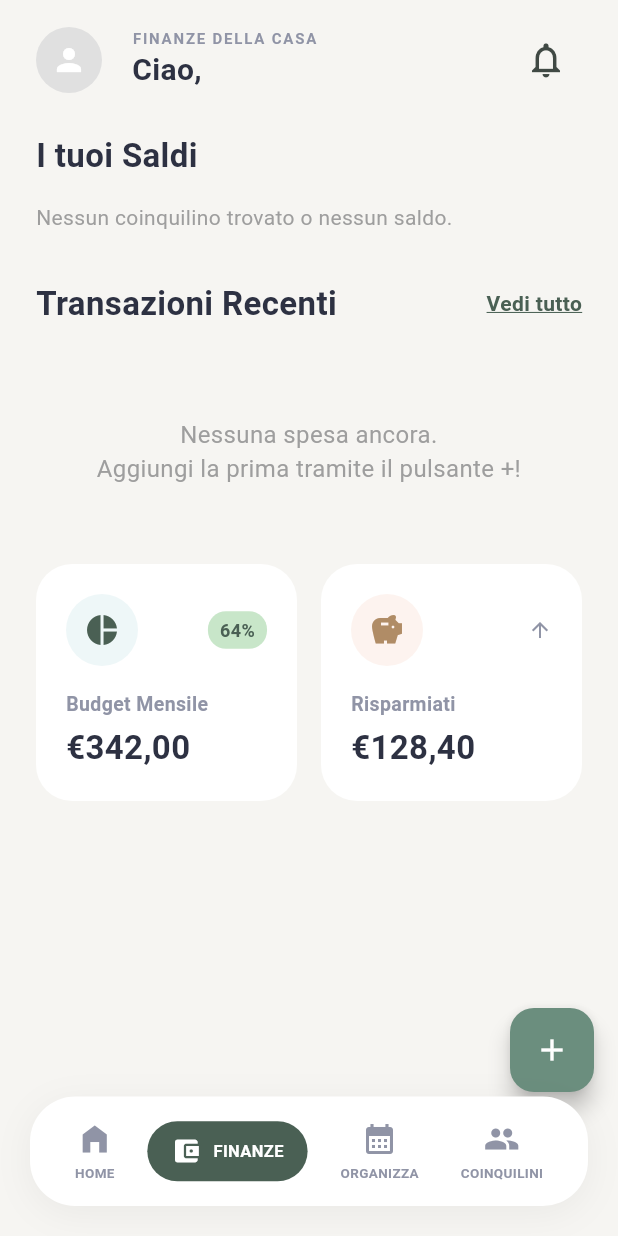
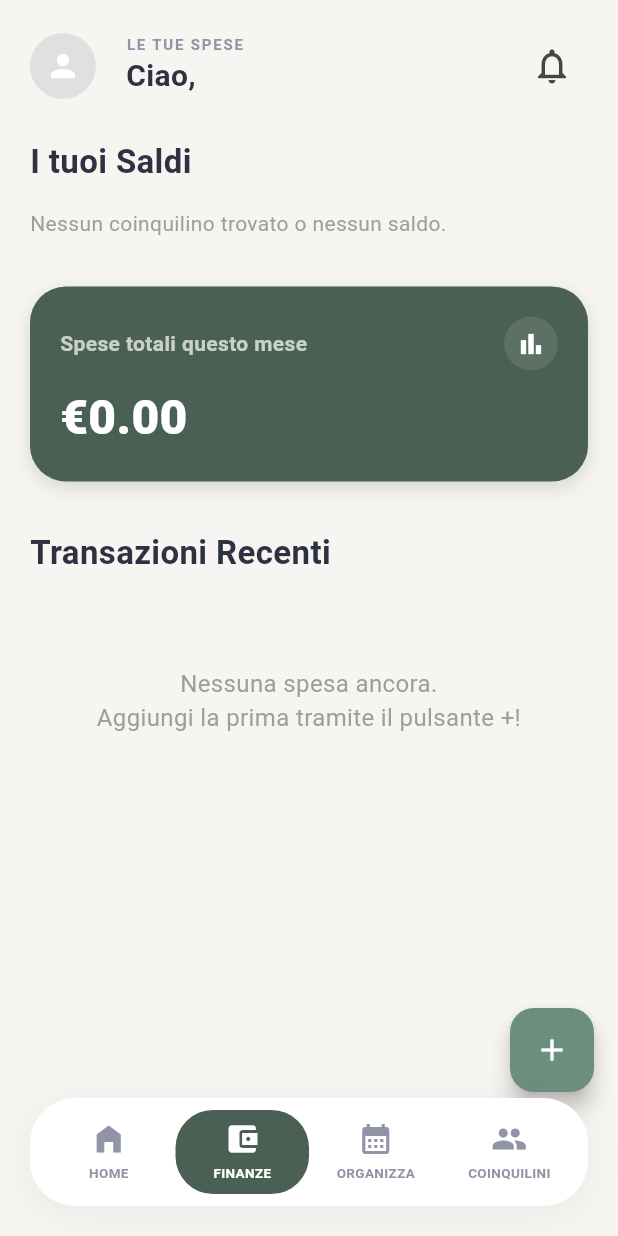
Before and after one commit to The-Debuggers-6-0/HomeMate, a Flutter app: the MainLayout screen opened directly, item 2 of the bottom bar chosen, on a phone screen of 412 x 824 dp. Run offline on Flutter 3.47's test engine with Material 3 defaults, Android fonts, the phone set to English and light mode, and no system bars; our stand-ins replace cloud_firestore, firebase_auth, firebase_core, freezed_annotation, google_sign_in, image_picker; accounts and stored records are empty.

Commit message:
modifica alla nav bar e fix finanze

```diff
--- a/lib/ui/core/ui/custom_bottom_nav_bar.dart
+++ b/lib/ui/core/ui/custom_bottom_nav_bar.dart
@@ -1,11 +1,7 @@
 import 'package:flutter/material.dart';
 import '../themes/app_colors.dart';
 
-/// Bottom navigation bar animata flottante, riutilizzabile in tutte le schermate.
-///
-/// Parametri:
-/// - [currentIndex]: l'indice della tab attualmente selezionata.
-/// - [onTap]: callback invocata quando l'utente preme una tab.
+/// Bottom navigation bar con indicatore a scorrimento orizzontale.
 class CustomBottomNavBar extends StatelessWidget {
   final int currentIndex;
   final ValueChanged<int> onTap;
@@ -22,10 +18,8 @@ class CustomBottomNavBar extends StatelessWidget {
       left: 20,
       right: 20,
       bottom: 20,
-      child: AnimatedContainer(
-        duration: const Duration(milliseconds: 400),
-        curve: Curves.easeOutQuint,
-        padding: const EdgeInsets.symmetric(horizontal: 16, vertical: 12),
+      child: Container(
+        padding: const EdgeInsets.symmetric(horizontal: 8, vertical: 8),
         decoration: BoxDecoration(
           color: Colors.white,
           borderRadius: BorderRadius.circular(30),
@@ -37,20 +31,48 @@ class CustomBottomNavBar extends StatelessWidget {
             ),
           ],
         ),
-        child: Row(
+        child: LayoutBuilder(
+          builder: (context, constraints) {
+            // Calcoliamo la larghezza esatta di ciascun elemento dividendo lo spazio per 4
+            final double itemWidth = constraints.maxWidth / 4;
+
+            return Stack(
+              children: [
+                // 1. Lo sfondo verde che scivola a destra e sinistra
+                AnimatedPositioned(
+                  duration: const Duration(milliseconds: 300),
+                  curve: Curves.easeOutCubic,
+                  left: currentIndex * itemWidth,
+                  top: 0,
+                  bottom: 0,
+                  child: Container(
+                    width: itemWidth,
+                    decoration: BoxDecoration(
+                      color: AppColors.primaryDark,
+                      borderRadius: BorderRadius.circular(25),
+                    ),
+                  ),
+                ),
+
+                // 2. Le icone e il testo sopra lo sfondo
+                Row(
                   mainAxisAlignment: MainAxisAlignment.spaceAround,
                   children: [
-            _buildNavItem(0, Icons.home_filled, 'HOME'),
-            _buildNavItem(1, Icons.account_balance_wallet, 'FINANZE'),
-            _buildNavItem(2, Icons.calendar_month, 'ORGANIZZA'),
-            _buildNavItem(3, Icons.people, 'COINQUILINI'),
+                    _buildNavItem(0, Icons.home_filled, 'HOME', itemWidth),
+                    _buildNavItem(1, Icons.account_balance_wallet, 'FINANZE', itemWidth),
+                    _buildNavItem(2, Icons.calendar_month, 'ORGANIZZA', itemWidth),
+                    _buildNavItem(3, Icons.people, 'COINQUILINI', itemWidth),
                   ],
+                ),
+              ],
+            );
+          },
         ),
       ),
     );
   }
 
-  Widget _buildNavItem(int index, IconData icon, String label) {
+  Widget _buildNavItem(int index, IconData icon, String label, double width) {
     final isSelected = currentIndex == index;
 
     return GestureDetector(
@@ -60,49 +82,22 @@ class CustomBottomNavBar extends StatelessWidget {
         }
       },
       behavior: HitTestBehavior.opaque,
-      child: AnimatedContainer(
-        duration: const Duration(milliseconds: 300),
-        curve: Curves.easeOutQuint,
-        padding: EdgeInsets.symmetric(
-          horizontal: isSelected ? 16.0 : 6.0,
-          vertical: isSelected ? 10.0 : 4.0,
+      child: SizedBox(
+        width: width,
+        height: 56, // Altezza fissa per mantenere stabilità
+        child: Column(
+          mainAxisAlignment: MainAxisAlignment.center,
+          children: [
+            Icon(
+              icon,
+              color: isSelected ? Colors.white : AppColors.textSecondary,
+              size: 24,
             ),
-        decoration: BoxDecoration(
-          color: isSelected ? AppColors.primaryDark : Colors.transparent,
-          borderRadius: BorderRadius.circular(20),
-        ),
-        child: AnimatedSize(
-          duration: const Duration(milliseconds: 300),
-          curve: Curves.easeOutQuint,
-          child: AnimatedSwitcher(
-            duration: const Duration(milliseconds: 200),
-            child: isSelected
-                ? Row(
-                    key: const ValueKey("selected"),
-                    mainAxisSize: MainAxisSize.min,
-                    children: [
-                      Icon(icon, color: Colors.white, size: 20),
-                      const SizedBox(width: 8),
-                      Text(
-                        label,
-                        style: const TextStyle(
-                          color: Colors.white,
-                          fontWeight: FontWeight.bold,
-                          fontSize: 11,
-                        ),
-                      ),
-                    ],
-                  )
-                : Column(
-                    key: const ValueKey("unselected"),
-                    mainAxisSize: MainAxisSize.min,
-                    children: [
-                      Icon(icon, color: AppColors.textSecondary, size: 24),
             const SizedBox(height: 4),
             Text(
               label,
-                        style: const TextStyle(
-                          color: AppColors.textSecondary,
+              style: TextStyle(
+                color: isSelected ? Colors.white : AppColors.textSecondary,
                 fontSize: 9,
                 fontWeight: FontWeight.bold,
               ),
@@ -110,8 +105,6 @@ class CustomBottomNavBar extends StatelessWidget {
           ],
         ),
       ),
-        ),
-      ),
     );
   }
 }
--- a/lib/ui/finanze/view_model/finanze_view_model.dart
+++ b/lib/ui/finanze/view_model/finanze_view_model.dart
@@ -175,9 +175,30 @@ class FinanzeViewModel extends ChangeNotifier {
   // --- Getters per la UI ---
   bool get isLoading => _isLoading;
 
-  String get budgetAmount => '€342,00';
-  String get budgetPercentage => '64%';
-  String get savingsAmount => '€128,40';
+  // --- Totale Spese Mese Corrente ---
+  String get currentMonthExpenses {
+    final currentUid = authRepository.currentFirebaseUser?.uid;
+    if (currentUid == null) return '€0.00';
+
+    final now = DateTime.now();
+    double total = 0.0;
+
+    for (var t in _appTransactions) {
+      if (t.type == 'expense' && t.date.year == now.year && t.date.month == now.month) {
+        if (t.customShares != null && t.customShares!.isNotEmpty) {
+           if (t.customShares!.containsKey(currentUid)) {
+             total += t.customShares![currentUid]!;
+           }
+        } else {
+           final involved = t.involvedUsers ?? _roommates.map((e) => e.uid).toList();
+           if (involved.contains(currentUid)) {
+             total += t.amount / involved.length;
+           }
+        }
+      }
+    }
+    return '€${total.toStringAsFixed(2)}';
+  }
 
   // Ritorna gli altri coinquilini
   List<AppUser> get roommates => _roommates.where((r) => r.uid != authRepository.currentFirebaseUser?.uid).toList();
--- a/lib/ui/finanze/widgets/finanze_screen.dart
+++ b/lib/ui/finanze/widgets/finanze_screen.dart
@@ -7,8 +7,15 @@ import 'settle_debt_screen.dart';
 import '../../core/ui/custom_user_header.dart';
 
 /// Schermata Finanze. View pura che legge i dati da [FinanzeViewModel].
-class FinanzeScreen extends StatelessWidget {
+class FinanzeScreen extends StatefulWidget {
   const FinanzeScreen({super.key});
+
+  @override
+  State<FinanzeScreen> createState() => _FinanzeScreenState();
+}
+
+class _FinanzeScreenState extends State<FinanzeScreen> {
+  bool _showAllTransactions = false;
 
   @override
   Widget build(BuildContext context) {
@@ -32,14 +39,13 @@ class FinanzeScreen extends StatelessWidget {
       body: SafeArea(
         child: SingleChildScrollView(
           child: Padding(
-            padding:
-                const EdgeInsets.symmetric(horizontal: 24.0, vertical: 16.0),
+            padding: const EdgeInsets.all(20.0),
             child: Column(
               crossAxisAlignment: CrossAxisAlignment.start,
               children: [
                 // --- HEADER ---
                 const CustomUserHeader(
-                  greetingText: 'FINANZE DELLA CASA',
+                  greetingText: 'LE TUE SPESE',
                 ),
                 const SizedBox(height: 24),
 
@@ -131,6 +137,59 @@ class FinanzeScreen extends StatelessWidget {
                   }),
                 const SizedBox(height: 32),
 
+                // --- SPESE TOTALI MESE ---
+                Container(
+                  width: double.infinity,
+                  padding: const EdgeInsets.all(20),
+                  decoration: BoxDecoration(
+                    color: AppColors.primaryDark,
+                    borderRadius: BorderRadius.circular(24),
+                    boxShadow: [
+                      BoxShadow(
+                        color: AppColors.primaryDark.withValues(alpha: 0.2),
+                        blurRadius: 10,
+                        offset: const Offset(0, 4),
+                      ),
+                    ],
+                  ),
+                  child: Column(
+                    crossAxisAlignment: CrossAxisAlignment.start,
+                    children: [
+                      Row(
+                        mainAxisAlignment: MainAxisAlignment.spaceBetween,
+                        children: [
+                          const Text(
+                            'Spese totali questo mese',
+                            style: TextStyle(
+                              color: Colors.white70,
+                              fontSize: 14,
+                              fontWeight: FontWeight.bold,
+                            ),
+                          ),
+                          Container(
+                            padding: const EdgeInsets.all(8),
+                            decoration: BoxDecoration(
+                              color: Colors.white.withValues(alpha: 0.1),
+                              shape: BoxShape.circle,
+                            ),
+                            child: const Icon(Icons.bar_chart, color: Colors.white, size: 20),
+                          ),
+                        ],
+                      ),
+                      const SizedBox(height: 8),
+                      Text(
+                        viewModel.currentMonthExpenses,
+                        style: const TextStyle(
+                          color: Colors.white,
+                          fontSize: 32,
+                          fontWeight: FontWeight.w900,
+                        ),
+                      ),
+                    ],
+                  ),
+                ),
+                const SizedBox(height: 32),
+
                 // --- TRANSAZIONI RECENTI ---
                 Row(
                   mainAxisAlignment: MainAxisAlignment.spaceBetween,
@@ -141,16 +200,6 @@ class FinanzeScreen extends StatelessWidget {
                         color: AppColors.textPrimary,
                         fontSize: 22,
                         fontWeight: FontWeight.bold,
-                      ),
-                    ),
-                    Text(
-                      'Vedi tutto',
-                      style: TextStyle(
-                        color: AppColors.primaryDark,
-                        fontSize: 14,
-                        fontWeight: FontWeight.bold,
-                        decoration: TextDecoration.underline,
-                        decorationColor: AppColors.primaryDark,
                       ),
                     ),
                   ],
@@ -174,8 +223,10 @@ class FinanzeScreen extends StatelessWidget {
                       ),
                     ),
                   )
-                else
-                  ...viewModel.transactions.map((t) => Padding(
+                else ...[
+                  ...viewModel.transactions
+                      .take(_showAllTransactions ? viewModel.transactions.length : 5)
+                      .map((t) => Padding(
                             padding: const EdgeInsets.only(bottom: 20),
                             child: _buildTransactionItem(
                               t.title,
@@ -188,124 +239,48 @@ class FinanzeScreen extends StatelessWidget {
                             ),
                           )),
 
-                const SizedBox(height: 12),
+                  if (viewModel.transactions.length > 5 && !_showAllTransactions)
+                    Center(
+                      child: TextButton.icon(
+                        onPressed: () {
+                          setState(() {
+                            _showAllTransactions = true;
+                          });
+                        },
+                        icon: const Icon(Icons.expand_more, color: AppColors.primaryGreen),
+                        label: const Text(
+                          'Visualizza tutte',
+                          style: TextStyle(
+                            color: AppColors.primaryGreen,
+                            fontWeight: FontWeight.bold,
+                          ),
+                        ),
+                      ),
+                    ),
 
-                // --- WIDGET BUDGET & RISPARMIATI ---
-                Row(
-                  children: [
-                    Expanded(
-                      child: Container(
-                        padding: const EdgeInsets.all(20),
-                        decoration: BoxDecoration(
-                          color: AppColors.cardBackground,
-                          borderRadius: BorderRadius.circular(24),
+                  if (_showAllTransactions && viewModel.transactions.length > 5)
+                    Center(
+                      child: TextButton.icon(
+                        onPressed: () {
+                          setState(() {
+                            _showAllTransactions = false;
+                          });
+                        },
+                        icon: const Icon(Icons.expand_less, color: AppColors.primaryGreen),
+                        label: const Text(
+                          'Mostra meno',
+                          style: TextStyle(
+                            color: AppColors.primaryGreen,
+                            fontWeight: FontWeight.bold,
                           ),
-                        child: Column(
-                          crossAxisAlignment: CrossAxisAlignment.start,
-                          children: [
-                            Row(
-                              mainAxisAlignment: MainAxisAlignment.spaceBetween,
-                              children: [
-                                Container(
-                                  padding: const EdgeInsets.all(12),
-                                  decoration: const BoxDecoration(
-                                    color: AppColors.iconBgBlue,
-                                    shape: BoxShape.circle,
-                                  ),
-                                  child: const Icon(Icons.pie_chart,
-                                      color: AppColors.primaryDark),
-                                ),
-                                Container(
-                                  padding: const EdgeInsets.symmetric(
-                                      horizontal: 8, vertical: 4),
-                                  decoration: BoxDecoration(
-                                    color: AppColors.lightGreen,
-                                    borderRadius: BorderRadius.circular(12),
-                                  ),
-                                  child: Text(
-                                    viewModel.budgetPercentage,
-                                    style: const TextStyle(
-                                      color: AppColors.primaryDark,
-                                      fontWeight: FontWeight.bold,
-                                      fontSize: 12,
                         ),
                       ),
                     ),
                 ],
-                            ),
-                            const SizedBox(height: 16),
-                            const Text(
-                              'Budget Mensile',
-                              style: TextStyle(
-                                color: AppColors.textSecondary,
-                                fontSize: 13,
-                                fontWeight: FontWeight.bold,
-                              ),
-                            ),
-                            const SizedBox(height: 4),
-                            Text(
-                              viewModel.budgetAmount,
-                              style: const TextStyle(
-                                color: AppColors.textPrimary,
-                                fontSize: 22,
-                                fontWeight: FontWeight.bold,
-                              ),
-                            ),
-                          ],
-                        ),
-                      ),
-                    ),
-                    const SizedBox(width: 16),
-                    Expanded(
-                      child: Container(
-                        padding: const EdgeInsets.all(20),
-                        decoration: BoxDecoration(
-                          color: AppColors.cardBackground,
-                          borderRadius: BorderRadius.circular(24),
-                        ),
-                        child: Column(
-                          crossAxisAlignment: CrossAxisAlignment.start,
-                          children: [
-                            Row(
-                              mainAxisAlignment: MainAxisAlignment.spaceBetween,
-                              children: [
-                                Container(
-                                  padding: const EdgeInsets.all(12),
-                                  decoration: const BoxDecoration(
-                                    color: AppColors.iconBgBeige,
-                                    shape: BoxShape.circle,
-                                  ),
-                                  child: const Icon(Icons.savings,
-                                      color: AppColors.progressBrown),
-                                ),
-                                const Icon(Icons.arrow_upward,
-                                    color: AppColors.textSecondary, size: 16),
-                              ],
-                            ),
-                            const SizedBox(height: 16),
-                            const Text(
-                              'Risparmiati',
-                              style: TextStyle(
-                                color: AppColors.textSecondary,
-                                fontSize: 13,
-                                fontWeight: FontWeight.bold,
-                              ),
-                            ),
-                            const SizedBox(height: 4),
-                            Text(
-                              viewModel.savingsAmount,
-                              style: const TextStyle(
-                                color: AppColors.textPrimary,
-                                fontSize: 22,
-                                fontWeight: FontWeight.bold,
-                              ),
-                            ),
-                          ],
-                        ),
-                      ),
-                    ),
-                  ],
-                ),
+
+                const SizedBox(height: 12),
+
+
 
                 const SizedBox(height: 100),
               ],
```
Lines whose indentation alone changed are shown as unchanged.
